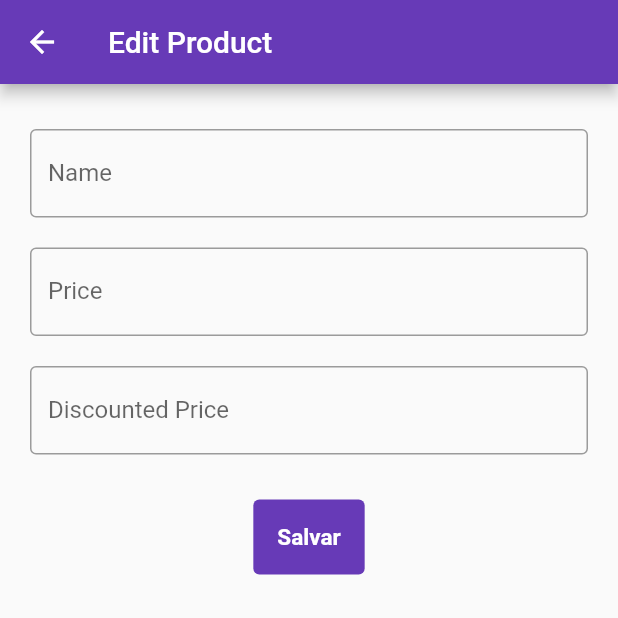
After one commit to MauricioMachadoFF/Challenge-Mobile-Confere, a Flutter app: the EditProductScreen screen opened directly, on a phone screen of 412 x 824 dp, the top half of it. The commit adds this screen. Run offline on Flutter 3.47's test engine with Material 2 defaults, Android fonts, the phone set to English and light mode, and no system bars; our stand-ins replace bloc, flutter_bloc, hive, hive_flutter, keyboard_dismisser; accounts and stored records are empty; generated files the repository leaves out were written again; statements that could not run were skipped.

Commit message:
add edit functionality

```diff
--- /dev/null
+++ b/product_manager_app/lib/presentation/pages/edit_product_screen.dart
@@ -0,0 +1,39 @@
+import 'package:flutter/material.dart';
+import 'package:hive/hive.dart';
+import 'package:product_manager_app/boxes.dart';
+import 'package:product_manager_app/data/models/product.dart';
+import 'package:product_manager_app/presentation/widgets/product_form.dart';
+
+class EditProductScreen extends StatefulWidget {
+  final int id;
+  const EditProductScreen({Key key, this.id}) : super(key: key);
+
+  @override
+  _EditProductScreenState createState() => _EditProductScreenState();
+}
+
+class _EditProductScreenState extends State<EditProductScreen> {
+  Product result;
+
+  @override
+  void initState() {
+    print(widget.id);
+    result = Hive.box<Product>(HiveBoxes.productList).get(widget.id);
+    print(result);
+    super.initState();
+  }
+
+  @override
+  Widget build(BuildContext context) {
+    return Scaffold(
+      appBar: AppBar(
+        title: Text('Edit Product'),
+      ),
+      body: Column(
+        children: [
+          ProductForm(product: result),
+        ],
+      ),
+    );
+  }
+}
--- a/product_manager_app/lib/presentation/widgets/product_form.dart
+++ b/product_manager_app/lib/presentation/widgets/product_form.dart
@@ -5,7 +5,8 @@ import 'package:product_manager_app/data/models/product.dart';
 import 'package:product_manager_app/boxes.dart';
 
 class ProductForm extends StatefulWidget {
-  const ProductForm({Key key}) : super(key: key);
+  final Product product;
+  const ProductForm({Key key, this.product}) : super(key: key);
 
   @override
   _ProductFormState createState() => _ProductFormState();
@@ -13,9 +14,19 @@ class ProductForm extends StatefulWidget {
 
 class _ProductFormState extends State<ProductForm> {
   final formKey = GlobalKey<FormState>();
-  String name;
-  String price;
-  String discountPrice;
+
+  TextEditingController nameController;
+  TextEditingController priceController;
+  TextEditingController discountPriceController;
+
+  @override
+  void initState() {
+    nameController = TextEditingController(text: widget.product?.name);
+    priceController = TextEditingController(text: widget.product?.price);
+    discountPriceController =
+        TextEditingController(text: widget.product?.discountPrice);
+    super.initState();
+  }
 
   validated() {
     if (formKey.currentState != null && formKey.currentState.validate()) {
@@ -27,14 +38,21 @@ class _ProductFormState extends State<ProductForm> {
   }
 
   void _onFormSubmit() {
-    Box<Product> productBox = Hive.box<Product>(HiveBoxes.productList);
-    productBox.add(Product(
-      name: name,
-      price: price,
-      discountPrice: discountPrice,
-    ));
+    if (widget.product != null) {
+      widget.product.name = nameController.text;
+      widget.product.price = priceController.text;
+      widget.product.discountPrice = discountPriceController.text;
+
+      widget.product.save();
+    } else {
+      Box<Product> productBox = Hive.box<Product>(HiveBoxes.productList);
+      productBox.add(Product(
+        name: nameController.text,
+        price: priceController.text,
+        discountPrice: discountPriceController.text,
+      ));
+    }
     Navigator.of(context).pop();
-    print(productBox);
   }
 
   @override
@@ -46,6 +64,7 @@ class _ProductFormState extends State<ProductForm> {
         child: Column(
           children: [
             TextFormField(
+              controller: nameController,
               decoration: InputDecoration(
                 labelText: "Name",
                 border: OutlineInputBorder(),
@@ -53,17 +72,16 @@ class _ProductFormState extends State<ProductForm> {
               validator: (value) {
                 if (value.isEmpty) {
                   return "Enter a valid name";
-                } else {
-                  name = value;
-                  return null;
                 }
+                return null;
               },
             ),
             SizedBox(
               height: 20.0,
             ),
             TextFormField(
-              decoration: InputDecoration(
+              controller: priceController,
+              decoration: const InputDecoration(
                 labelText: "Price",
                 border: OutlineInputBorder(),
               ),
@@ -74,16 +92,15 @@ class _ProductFormState extends State<ProductForm> {
               validator: (value) {
                 if (value.isEmpty) {
                   return "Enter a valid value";
-                } else {
-                  price = value;
-                  return null;
                 }
+                return null;
               },
             ),
             SizedBox(
               height: 20.0,
             ),
             TextFormField(
+              controller: discountPriceController,
               decoration: InputDecoration(
                 labelText: "Discounted Price",
                 border: OutlineInputBorder(),
@@ -92,10 +109,8 @@ class _ProductFormState extends State<ProductForm> {
               validator: (value) {
                 if (value.isEmpty) {
                   return "Enter a valid value";
-                } else {
-                  discountPrice = value;
-                  return null;
                 }
+                return null;
               },
             ),
             SizedBox(
@@ -105,7 +120,7 @@ class _ProductFormState extends State<ProductForm> {
               onPressed: () {
                 validated();
               },
-              style: TextButton.styleFrom(backgroundColor: Colors.blue),
+              style: TextButton.styleFrom(backgroundColor: Colors.deepPurple),
               child: Padding(
                 padding: const EdgeInsets.all(8.0),
                 child: Text(
```
Also changed, not shown: product_manager_app/lib/cubit/product_cubit.dart (added, +12 -0 lines), product_manager_app/lib/cubit/product_state.dart (added, +8 -0 lines), product_manager_app/lib/presentation/pages/home.dart (+2 -48 lines), product_manager_app/lib/presentation/widgets/product_list.dart (added, +78 -0 lines).
